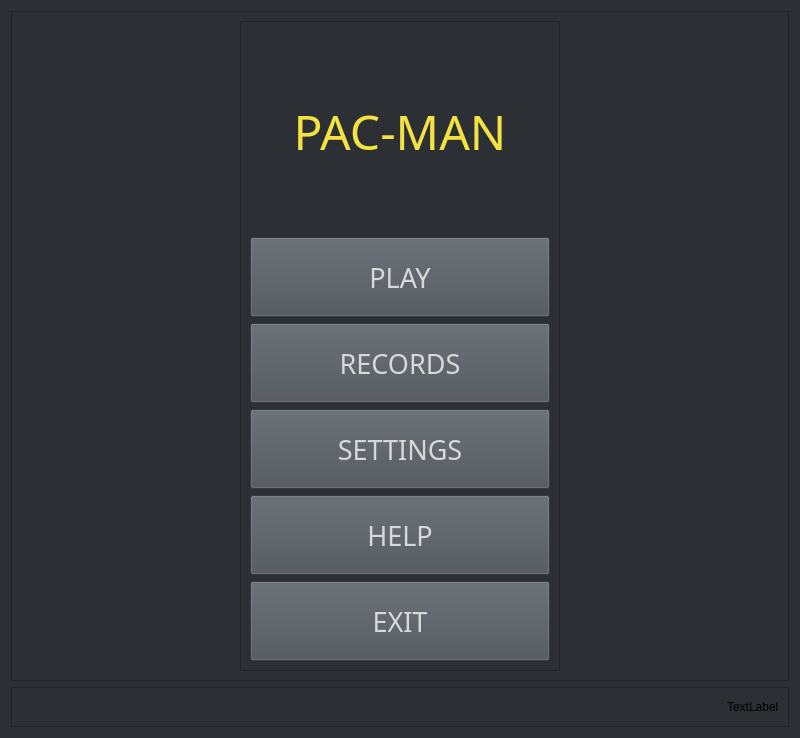
First picture: the form in widget.ui, repository Kanzu32/pacman, before the edit.
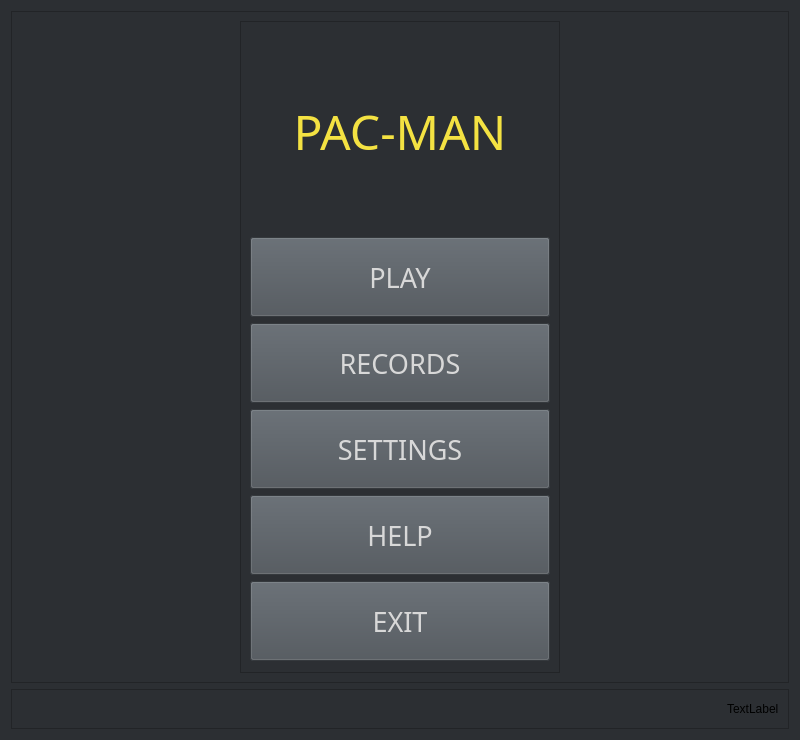
Second picture: the form after the edit.

Diff of the .ui file:
```diff
--- a/widget.ui
+++ b/widget.ui
@@ -7,7 +7,7 @@
     <x>0</x>
     <y>0</y>
     <width>800</width>
-    <height>686</height>
+    <height>740</height>
    </rect>
   </property>
   <property name="windowTitle">
```
Left out of the diff: 12 changed lines with no effect on the pictures.
